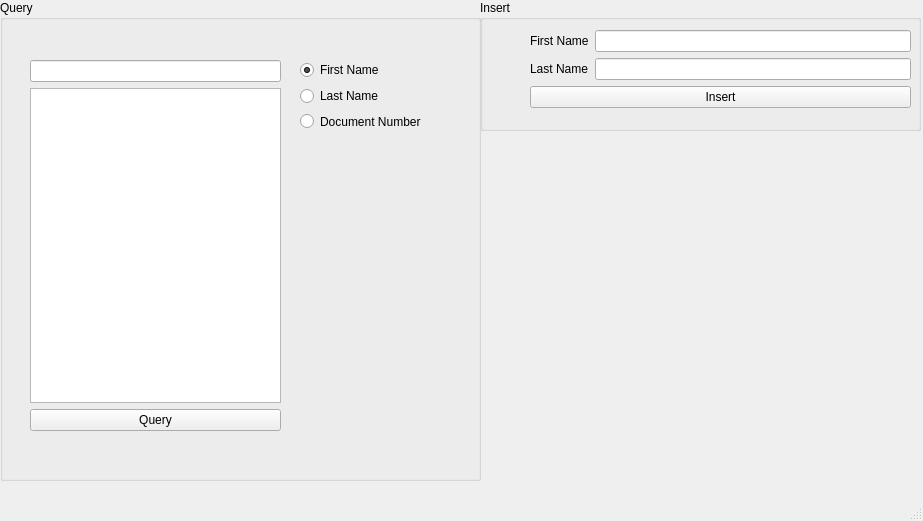
Before: the Qt Designer form custom_components/main.ui in jcalvarezj/qtpoc, drawn with Qt 5.
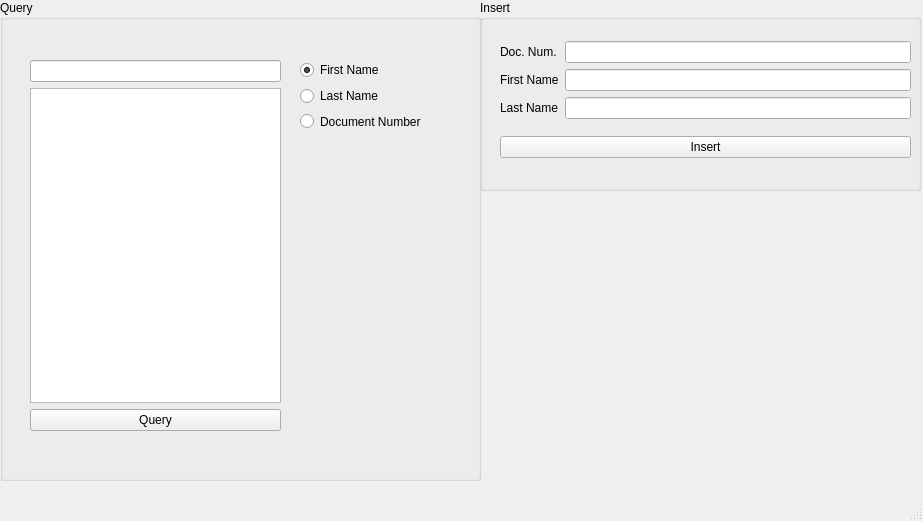
After: the same form once the commit is applied.

Commit message: Implement inserts

```diff
--- a/custom_components/main.ui
+++ b/custom_components/main.ui
@@ -103,7 +103,7 @@
       <x>480</x>
       <y>0</y>
       <width>441</width>
-      <height>131</height>
+      <height>191</height>
      </rect>
     </property>
     <property name="title">
@@ -112,35 +112,45 @@
     <widget class="QWidget" name="verticalLayoutWidget_2">
      <property name="geometry">
       <rect>
-       <x>50</x>
+       <x>20</x>
        <y>30</y>
-       <width>381</width>
-       <height>79</height>
+       <width>411</width>
+       <height>141</height>
       </rect>
      </property>
      <layout class="QVBoxLayout" name="verticalLayout_2">
       <item>
        <layout class="QGridLayout" name="gridLayout_3">
-        <item row="0" column="2">
-         <widget class="QLineEdit" name="txtFirstName"/>
+        <item row="2" column="1">
+         <widget class="QLabel" name="label_2">
+          <property name="text">
+           <string>Last Name</string>
+          </property>
+         </widget>
         </item>
-        <item row="0" column="1">
+        <item row="1" column="1">
          <widget class="QLabel" name="label">
           <property name="text">
            <string>First Name</string>
           </property>
          </widget>
         </item>
+        <item row="0" column="1">
+         <widget class="QLabel" name="label_3">
+          <property name="text">
+           <string>Doc. Num.</string>
+          </property>
+         </widget>
+        </item>
+        <item row="0" column="2">
+         <widget class="QLineEdit" name="txt_id"/>
+        </item>
         <item row="1" column="2">
          <widget class="QLineEdit" name="txtLastName"/>
         </item>
-        <item row="1" column="1">
-         <widget class="QLabel" name="label_2">
-          <property name="text">
-           <string>Last Name</string>
-          </property>
-         </widget>
-        </item>
+        <item row="2" column="2">
+         <widget class="QLineEdit" name="txt_last_name"/>
+        </item>        
        </layout>
       </item>
       <item>
```
Left out of the diff: 12 changed lines with no effect on the pictures. The commit also changes 2 other files.
